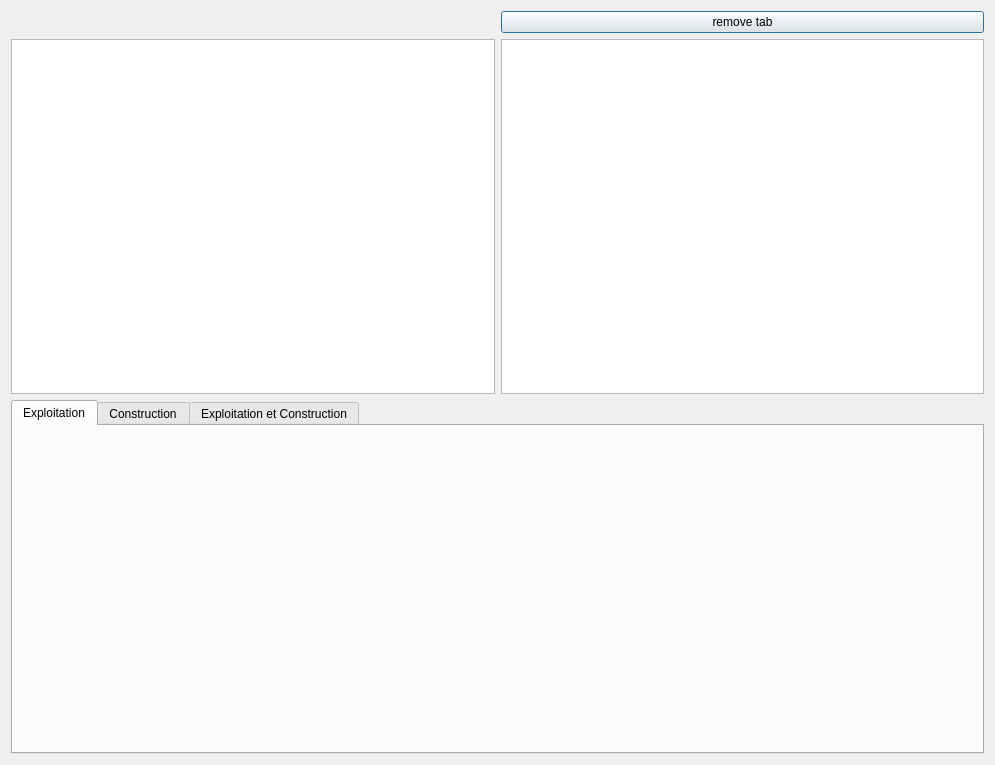
First picture: the form in gui/menu_widgets/results_graphs.ui, repository TheophileLaPelouse/cycle, before the edit.
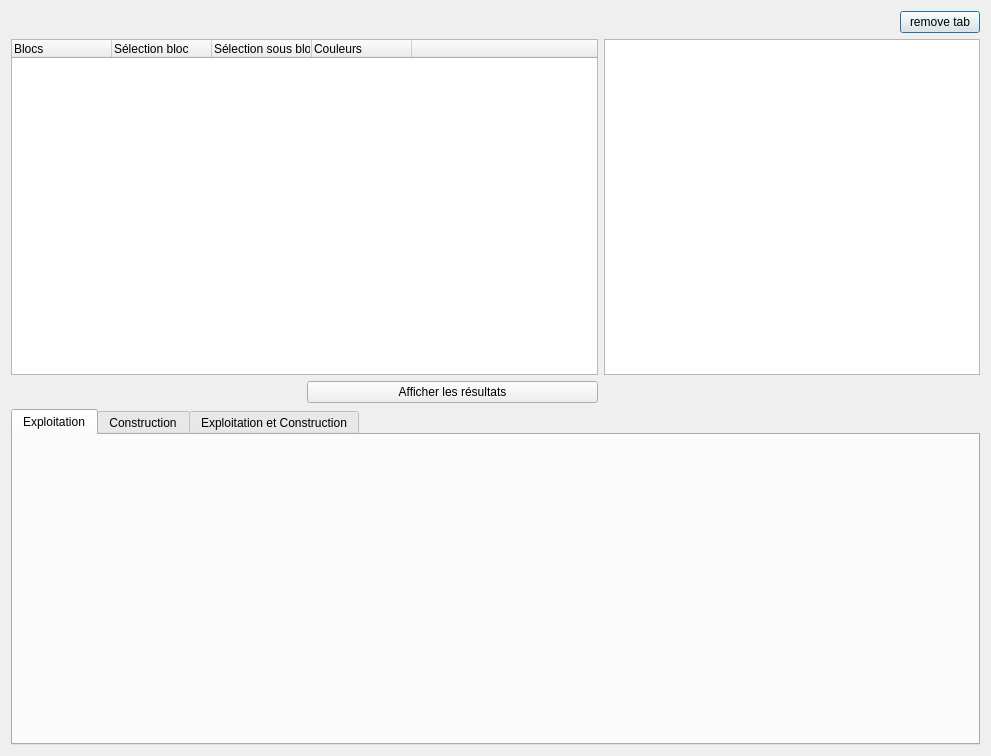
Second picture: the form after the edit.

Commit message: Partie base de données pour la mise à jour de l'affichage des résultats

Diff of the .ui file:
```diff
--- a/gui/menu_widgets/results_graphs.ui
+++ b/gui/menu_widgets/results_graphs.ui
@@ -6,18 +6,15 @@
    <rect>
     <x>0</x>
     <y>0</y>
-    <width>995</width>
-    <height>765</height>
+    <width>991</width>
+    <height>756</height>
    </rect>
   </property>
   <property name="windowTitle">
    <string>Dialog</string>
   </property>
   <layout class="QGridLayout" name="gridLayout_3">
-   <item row="1" column="1">
-    <widget class="QTableWidget" name="tableWidget"/>
-   </item>
-   <item row="2" column="0" colspan="2">
+   <item row="4" column="0" colspan="4">
     <widget class="QTabWidget" name="tabWidget">
      <property name="currentIndex">
       <number>0</number>
@@ -54,16 +51,87 @@
      </widget>
     </widget>
    </item>
-   <item row="1" column="0">
-    <widget class="QTreeView" name="treeView"/>
-   </item>
-   <item row="0" column="1">
+   <item row="1" column="3">
     <widget class="QPushButton" name="pushButton">
+     <property name="sizePolicy">
+      <sizepolicy hsizetype="Maximum" vsizetype="Fixed">
+       <horstretch>0</horstretch>
+       <verstretch>0</verstretch>
+      </sizepolicy>
+     </property>
      <property name="text">
       <string>remove tab</string>
      </property>
     </widget>
    </item>
+   <item row="2" column="0" colspan="2">
+    <widget class="QTreeWidget" name="treeWidget">
+     <column>
+      <property name="text">
+       <string>Blocs</string>
+      </property>
+     </column>
+     <column>
+      <property name="text">
+       <string>Sélection bloc</string>
+      </property>
+     </column>
+     <column>
+      <property name="text">
+       <string>Sélection sous bloc</string>
+      </property>
+     </column>
+     <column>
+      <property name="text">
+       <string>Couleurs</string>
+      </property>
+     </column>
+     <column>
+      <property name="text">
+       <string> </string>
+      </property>
+     </column>
+    </widget>
+   </item>
+   <item row="3" column="1">
+    <widget class="QPushButton" name="show_result_button">
+     <property name="text">
+      <string>Afficher les résultats</string>
+     </property>
+    </widget>
+   </item>
+   <item row="1" column="2">
+    <spacer name="horizontalSpacer">
+     <property name="orientation">
+      <enum>Qt::Horizontal</enum>
+     </property>
+     <property name="sizeType">
+      <enum>QSizePolicy::Preferred</enum>
+     </property>
+     <property name="sizeHint" stdset="0">
+      <size>
+       <width>40</width>
+       <height>20</height>
+      </size>
+     </property>
+    </spacer>
+   </item>
+   <item row="2" column="2" colspan="2">
+    <widget class="QTableWidget" name="tableWidget"/>
+   </item>
+   <item row="1" column="0" colspan="2">
+    <spacer name="horizontalSpacer_2">
+     <property name="orientation">
+      <enum>Qt::Horizontal</enum>
+     </property>
+     <property name="sizeHint" stdset="0">
+      <size>
+       <width>40</width>
+       <height>20</height>
+      </size>
+     </property>
+    </spacer>
+   </item>
   </layout>
  </widget>
  <resources/>
```
The commit also changes 54 other files.
